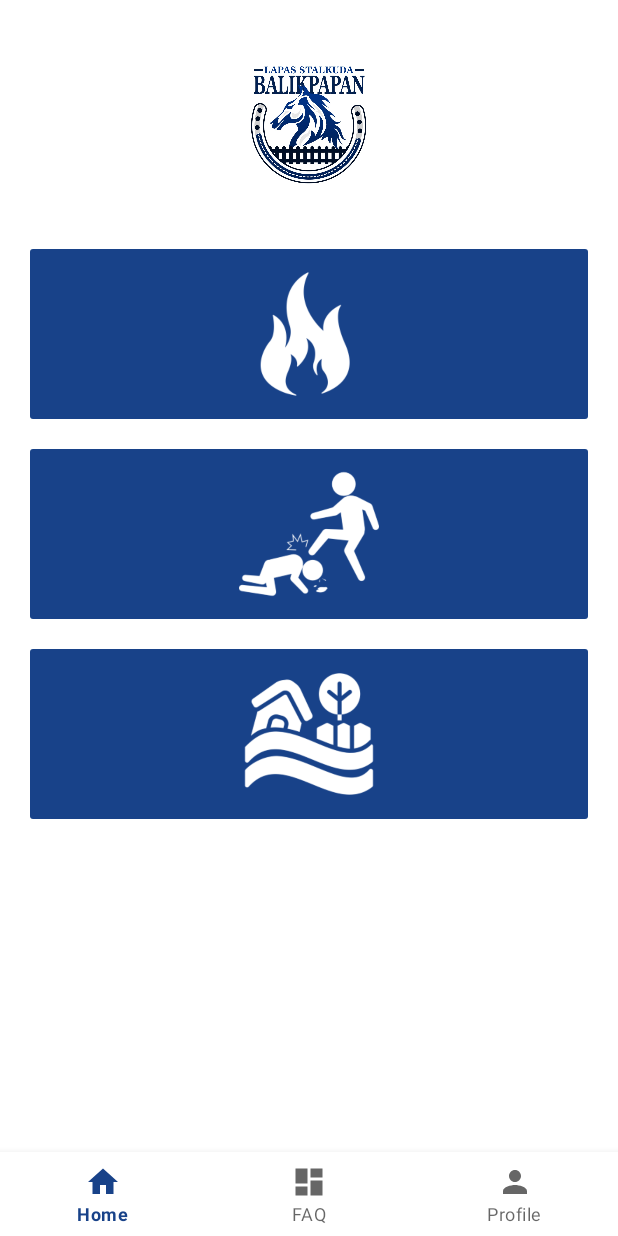
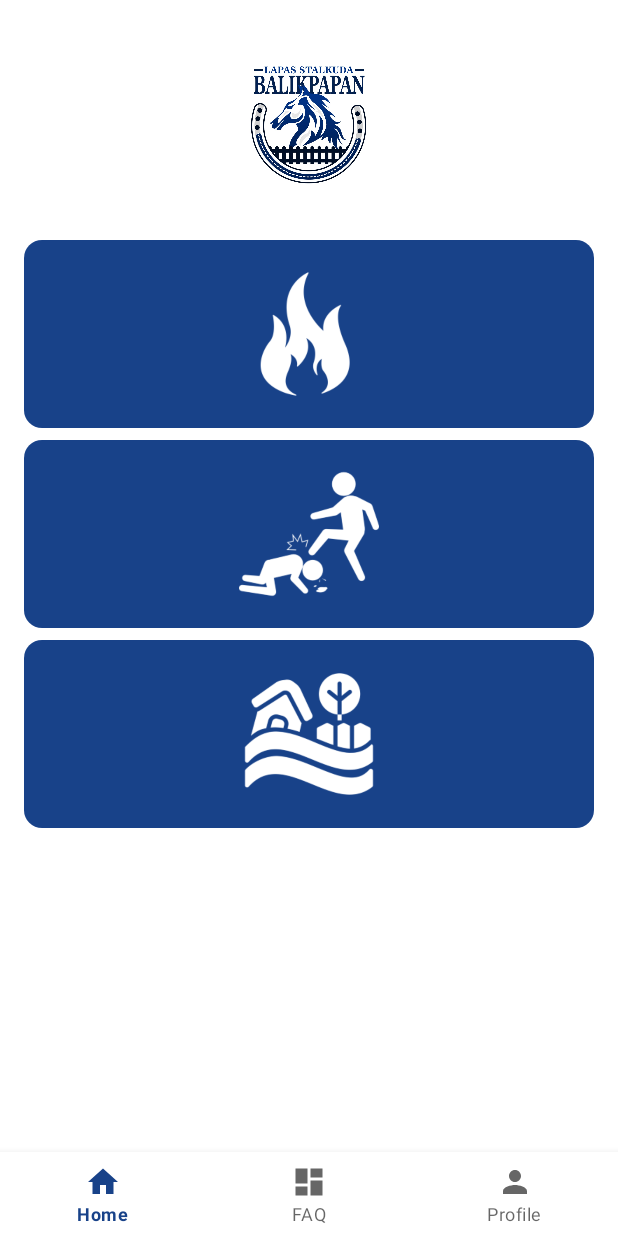
Before and after one commit to ARusDian/Lapas-Web, an Android app: the HomeFragment screen opened directly, with no data from a screen before it, on a phone screen of 412 x 824 dp. Run offline under Robolectric (Android 15) with nearby library versions, the phone set to English and light mode, and no system bars; our stand-ins replace Firebase (no records; nobody signed in at launch, a user with empty details on screens opened directly), navigation-ui.

Commit message:
tambah rounded di button utama notif

```diff
--- /dev/null
+++ b/PanicButton/app/src/main/res/drawable/rounded_corner.xml
@@ -0,0 +1,4 @@
+<?xml version="1.0" encoding="utf-8"?>
+<shape xmlns:android="http://schemas.android.com/apk/res/android">
+    <corners android:radius="12dp" />
+</shape>
--- a/PanicButton/app/src/main/res/layout/fragment_home.xml
+++ b/PanicButton/app/src/main/res/layout/fragment_home.xml
@@ -28,6 +28,8 @@
         android:scaleType="fitCenter"
         android:backgroundTint="@color/primary_blue"
         android:src="@drawable/fire_white_small"
+        android:background="@drawable/rounded_corner"
+        android:foreground="?android:attr/selectableItemBackground"
         app:layout_constraintEnd_toEndOf="parent"
         app:layout_constraintStart_toStartOf="parent"
         app:layout_constraintTop_toBottomOf="@+id/lapas_logo" />
@@ -44,6 +46,8 @@
         android:paddingBottom="16dp"
         android:scaleType="fitCenter"
         android:src="@drawable/kerusuhan_white_small"
+        android:background="@drawable/rounded_corner"
+        android:foreground="?android:attr/selectableItemBackground"
         app:layout_constraintEnd_toEndOf="parent"
         app:layout_constraintStart_toStartOf="parent"
         app:layout_constraintTop_toBottomOf="@+id/btn_kebakaran" />
@@ -60,6 +64,8 @@
         android:paddingBottom="16dp"
         android:scaleType="fitCenter"
         android:src="@drawable/bencana_white_small"
+        android:background="@drawable/rounded_corner"
+        android:foreground="?android:attr/selectableItemBackground"
         app:layout_constraintEnd_toEndOf="parent"
         app:layout_constraintStart_toStartOf="parent"
         app:layout_constraintTop_toBottomOf="@+id/btn_kerusuhan" />
```
